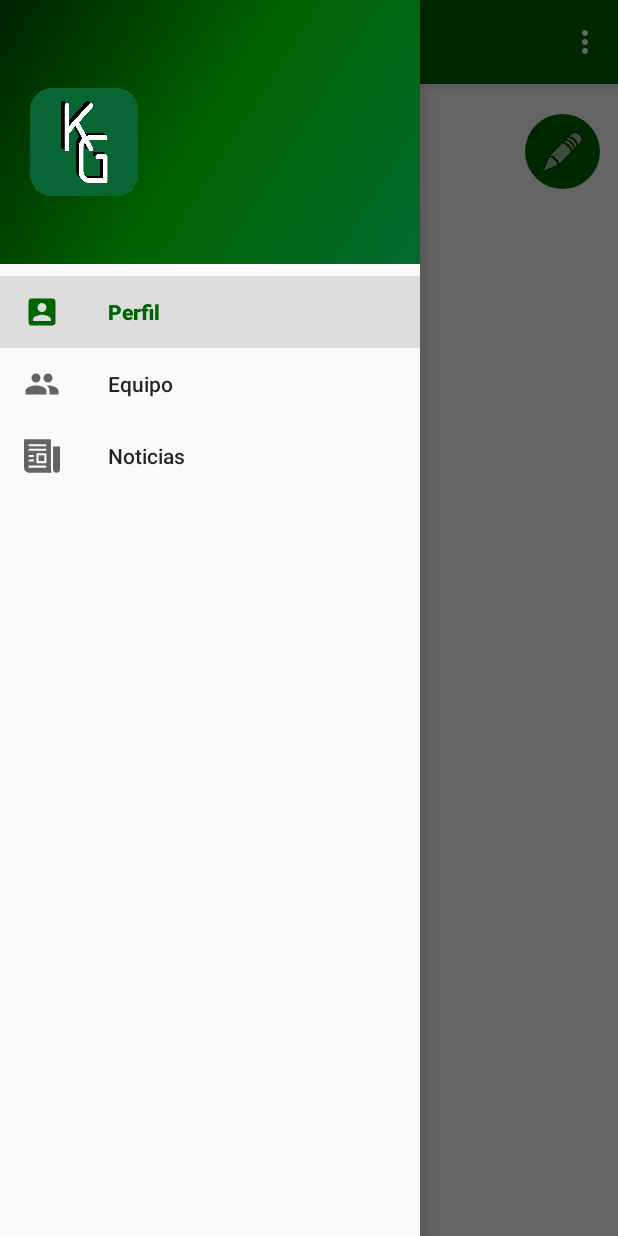
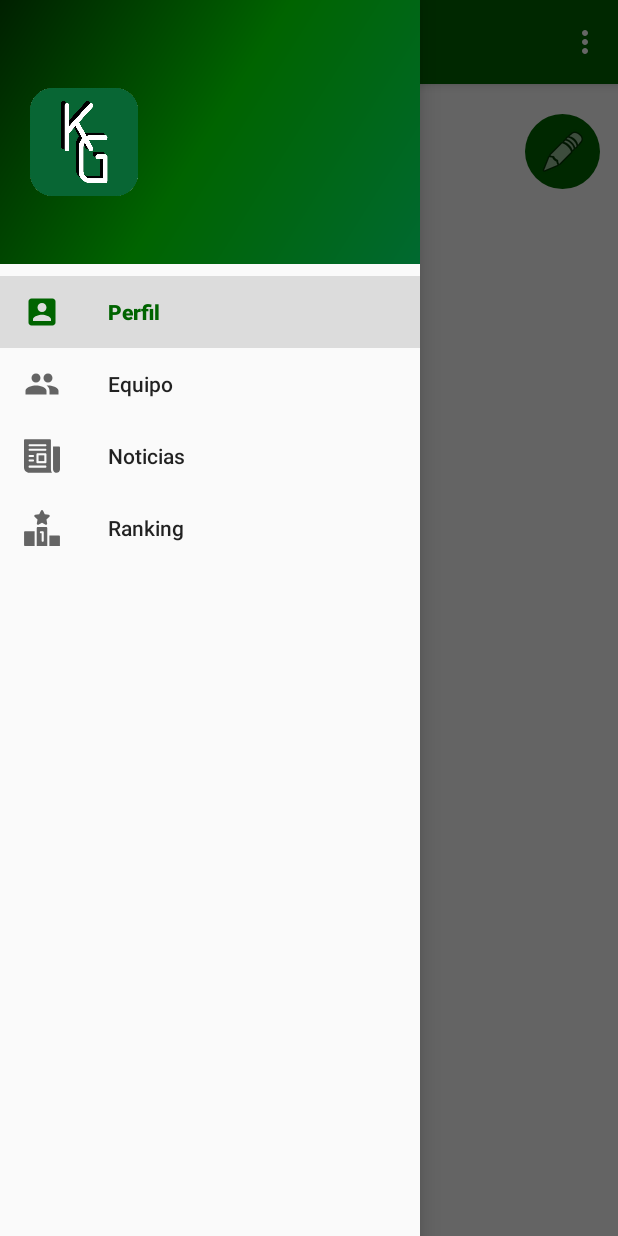
Before and after one commit to kenowa98/KingsGame, an Android app: the screen it shows after launch once a user with an empty profile is signed in (MainActivity), with the side drawer open, on a phone screen of 412 x 824 dp. Run offline under Robolectric (Android 15) with nearby library versions, the phone set to English and light mode, and no system bars; our stand-ins replace Firebase (no records; nobody signed in at launch, a user with empty details on screens opened directly), Picasso, navigation-ui; Roboto replaces fonts that are not available here.

Commit message:
Agregar fragment de ranking

```diff
--- a/app/src/main/java/com/kenowa/kingsgame/MainActivity.kt
+++ b/app/src/main/java/com/kenowa/kingsgame/MainActivity.kt
@@ -33,7 +33,8 @@ class MainActivity : AppCompatActivity() {
 
         appBarConfiguration = AppBarConfiguration(
             setOf(
-                R.id.nav_perfil, R.id.nav_equipo, R.id.nav_noticia
+                R.id.nav_perfil, R.id.nav_equipo, R.id.nav_noticia,
+                R.id.nav_ranking
             ), drawerLayout
         )
         setupActionBarWithNavController(navController, appBarConfiguration)
--- /dev/null
+++ b/app/src/main/res/drawable/ic_menu_ranking.xml
@@ -0,0 +1,18 @@
+<vector xmlns:android="http://schemas.android.com/apk/res/android"
+    android:width="24dp"
+    android:height="24dp"
+    android:viewportWidth="512"
+    android:viewportHeight="512">
+    <path
+        android:fillColor="#FF000000"
+        android:pathData="m151,512h-135c-8.284,0 -15,-6.716 -15,-15v-180c0,-8.284 6.716,-15 15,-15h135z" />
+    <path
+        android:fillColor="#FF000000"
+        android:pathData="m511,512h-150v-150h135c8.284,0 15,6.716 15,15z" />
+    <path
+        android:fillColor="#FF000000"
+        android:pathData="m181,257v255h150v-255c0,-8.284 -6.716,-15 -15,-15h-120c-8.284,0 -15,6.716 -15,15zM281,437c0,8.284 -6.716,15 -15,15s-15,-6.716 -15,-15v-105h-10.649c-8.284,0 -15,-6.716 -15,-15s6.716,-15 15,-15h25.649c8.284,0 15,6.716 15,15z" />
+    <path
+        android:fillColor="#FF000000"
+        android:pathData="m314.483,210c-2.388,0 -4.783,-0.569 -6.979,-1.723l-51.504,-27.079 -51.505,27.079c-5.057,2.656 -11.179,2.214 -15.797,-1.143 -4.619,-3.355 -6.933,-9.043 -5.968,-14.671l9.837,-57.352 -41.669,-40.617c-4.089,-3.985 -5.561,-9.946 -3.796,-15.376 1.764,-5.431 6.458,-9.389 12.108,-10.209l57.585,-8.368 25.753,-52.181c2.528,-5.119 7.742,-8.36 13.452,-8.36s10.924,3.241 13.451,8.361l25.753,52.181 57.585,8.368c5.65,0.82 10.345,4.778 12.108,10.209 1.765,5.43 0.293,11.391 -3.796,15.376l-41.669,40.617 9.837,57.352c0.965,5.628 -1.349,11.315 -5.968,14.671 -2.612,1.898 -5.707,2.865 -8.818,2.865z" />
+</vector>
--- a/app/src/main/res/menu/activity_main_drawer.xml
+++ b/app/src/main/res/menu/activity_main_drawer.xml
@@ -16,5 +16,9 @@
             android:id="@+id/nav_noticia"
             android:icon="@drawable/ic_menu_noticia"
             android:title="@string/menu_noticia" />
+        <item
+            android:id="@+id/nav_ranking"
+            android:icon="@drawable/ic_menu_ranking"
+            android:title="@string/menu_ranking" />
     </group>
 </menu>
--- a/app/src/main/res/navigation/mobile_navigation.xml
+++ b/app/src/main/res/navigation/mobile_navigation.xml
@@ -37,4 +37,10 @@
             app:destination="@id/nav_perfil" />
     </fragment>
 
+    <fragment
+        android:id="@+id/nav_ranking"
+        android:name="com.kenowa.kingsgame.ui.ranking.RankingFragment"
+        android:label="@string/menu_ranking"
+        tools:layout="@layout/fragment_ranking" />
+
 </navigation>
--- a/app/src/main/res/values/strings.xml
+++ b/app/src/main/res/values/strings.xml
@@ -411,6 +411,8 @@
 
     <string name="menu_noticia">Noticias</string>
 
+    <string name="menu_ranking">Ranking</string>
+
     <string name="titulo_new">Título</string>
     <string name="mensaje_new">Mensaje</string>
 
```
Also changed, not shown: app/src/main/java/com/kenowa/kingsgame/ui/ranking/RankingFragment.kt (added, +17 -0 lines), app/src/main/res/layout/fragment_ranking.xml (added, +27 -0 lines), app/src/main/res/drawable/podium.png (added).
